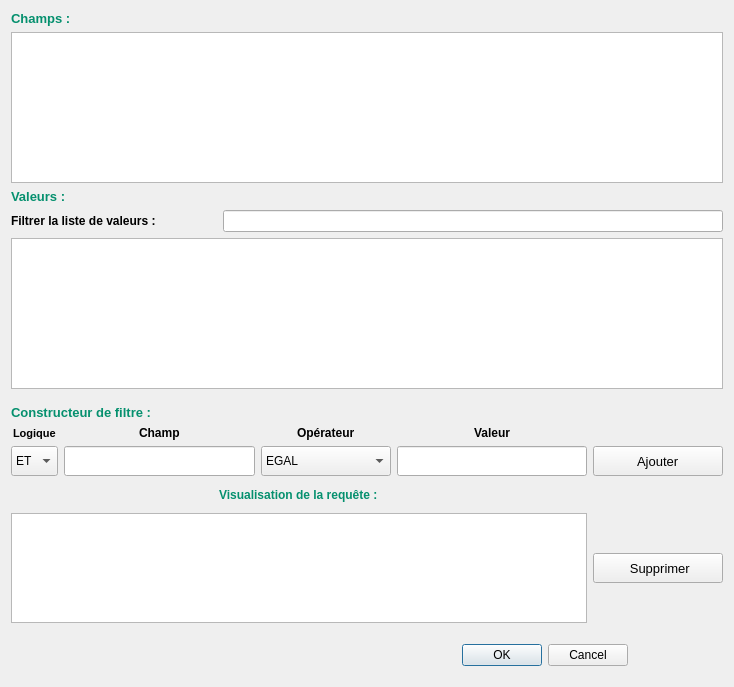
The window that ui/filter.ui (PnX-SI/GeoNature-GIS) describes before a commit, drawn with Qt 5.
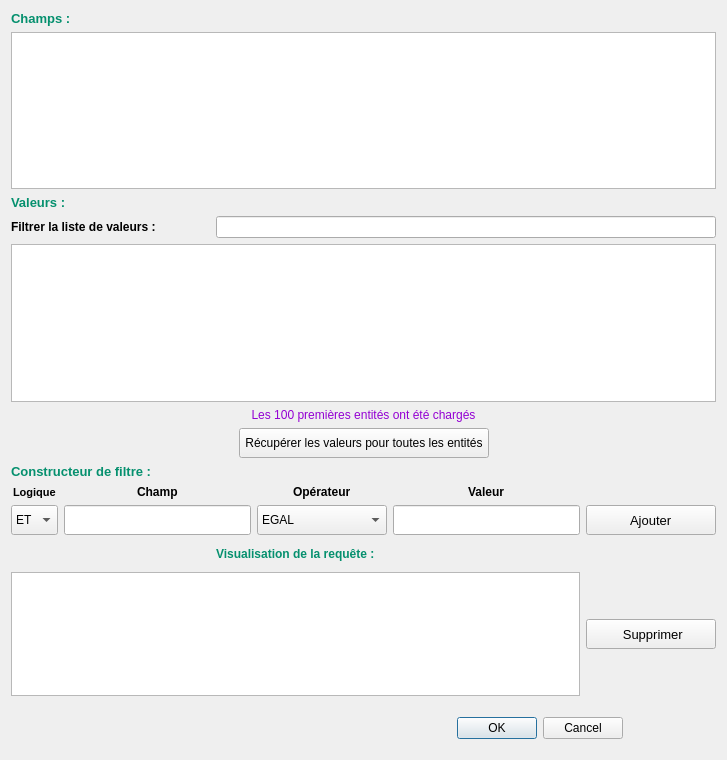
The same window after the commit. Icons and pictures are not drawn.

Commit message: MAJ 1.1.3 - Modifications filtres exports

```diff
--- a/ui/filter.ui
+++ b/ui/filter.ui
@@ -9,8 +9,8 @@
    <rect>
     <x>0</x>
     <y>0</y>
-    <width>734</width>
-    <height>687</height>
+    <width>727</width>
+    <height>760</height>
    </rect>
   </property>
   <property name="windowTitle">
@@ -19,12 +19,9 @@
   <property name="modal">
    <bool>true</bool>
   </property>
-  <layout class="QVBoxLayout" name="verticalLayout">
+  <layout class="QVBoxLayout" name="verticalLayout_2">
    <item>
-    <layout class="QVBoxLayout" name="verticalLayout_3">
-     <property name="bottomMargin">
-      <number>10</number>
-     </property>
+    <layout class="QVBoxLayout" name="verticalLayout">
      <item>
       <widget class="QLabel" name="lbl_source">
        <property name="font">
@@ -124,6 +121,62 @@
        </property>
       </widget>
      </item>
+     <item>
+      <widget class="QLabel" name="lbl_valuenumber">
+       <property name="styleSheet">
+        <string notr="true">color: darkviolet;</string>
+       </property>
+       <property name="text">
+        <string>Les 100 premières entités ont été chargés</string>
+       </property>
+       <property name="alignment">
+        <set>Qt::AlignCenter</set>
+       </property>
+      </widget>
+     </item>
+     <item>
+      <layout class="QHBoxLayout" name="horizontalLayout_3">
+       <item>
+        <spacer name="horizontalSpacer_2">
+         <property name="orientation">
+          <enum>Qt::Horizontal</enum>
+         </property>
+         <property name="sizeHint" stdset="0">
+          <size>
+           <width>40</width>
+           <height>20</height>
+          </size>
+         </property>
+        </spacer>
+       </item>
+       <item>
+        <widget class="QPushButton" name="pb_getallvalues">
+         <property name="minimumSize">
+          <size>
+           <width>250</width>
+           <height>30</height>
+          </size>
+         </property>
+         <property name="text">
+          <string>Récupérer les valeurs pour toutes les entités</string>
+         </property>
+        </widget>
+       </item>
+       <item>
+        <spacer name="horizontalSpacer_3">
+         <property name="orientation">
+          <enum>Qt::Horizontal</enum>
+         </property>
+         <property name="sizeHint" stdset="0">
+          <size>
+           <width>40</width>
+           <height>20</height>
+          </size>
+         </property>
+        </spacer>
+       </item>
+      </layout>
+     </item>
     </layout>
    </item>
    <item>
```
The commit also changes 1 other file.
